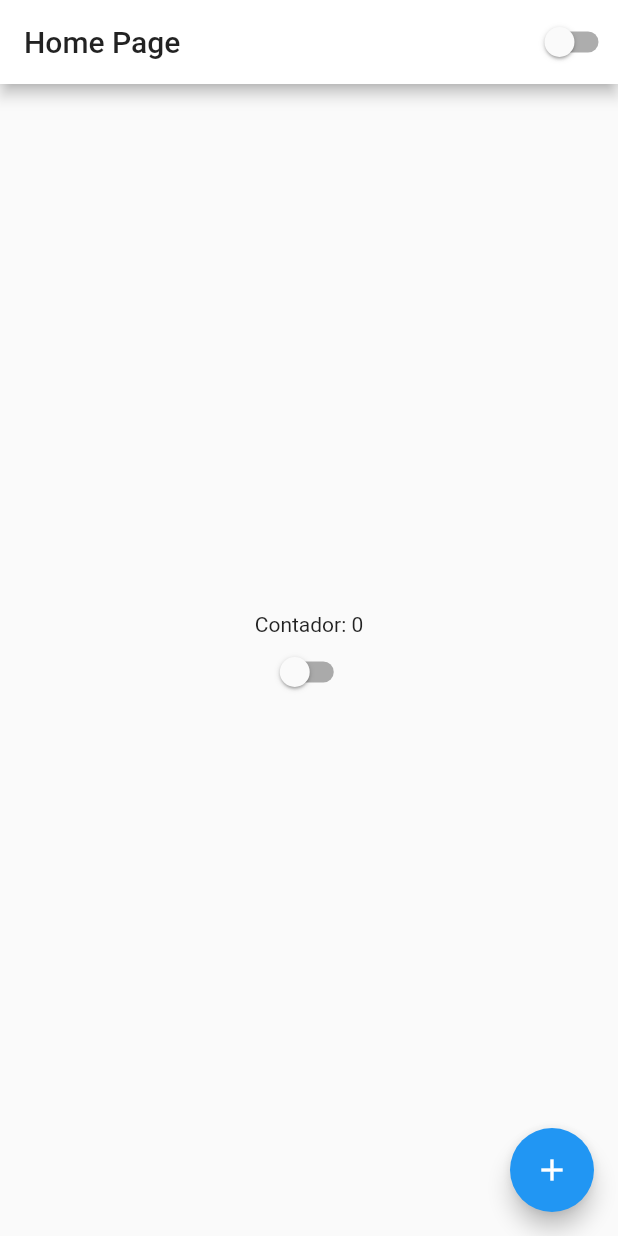
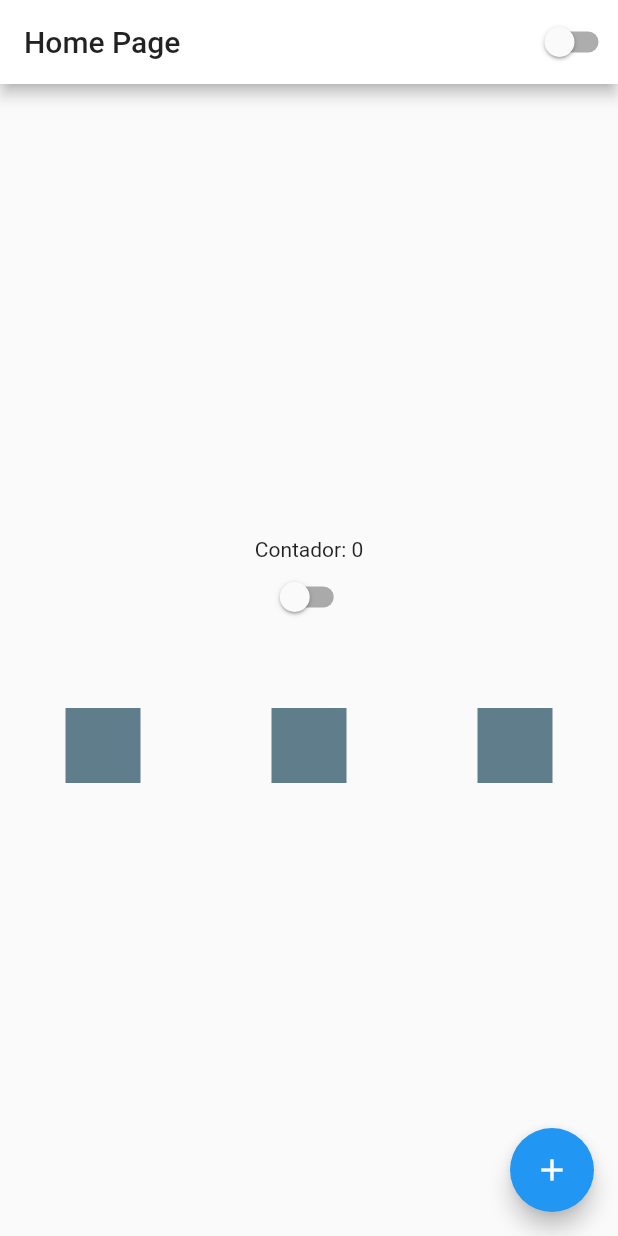
Before and after one commit to Britoweb/flutterando, a Flutter app: the screen it shows after launch, on a phone screen of 412 x 824 dp. Run offline on Flutter 3.47's test engine with Material 2 defaults, Android fonts, the phone set to English and light mode, and no system bars.

Commit message:
Fim aula 15

```diff
--- a/lib/home_page.dart
+++ b/lib/home_page.dart
@@ -29,6 +29,31 @@ class HomePageState extends State<HomePage> {
           children: [
             Text('Contador: $counter'),
             CustomSwitch(),
+            Container(
+              height: 50,
+            ),
+            Row(
+              mainAxisAlignment: MainAxisAlignment.spaceAround,
+              crossAxisAlignment: CrossAxisAlignment.center,
+              children: [
+                Container(
+                  width: 50,
+                  height: 50,
+                  color: Colors.blueGrey,
+                  ),
+                Container(
+                  width: 50,
+                  height: 50,
+                  color: Colors.blueGrey,
+                  ),
+                Container(
+                  width: 50,
+                  height: 50,
+                  color: Colors.blueGrey,
+                  ),
+              ],
+
+            ),
           ],
         ),
       ),
```
